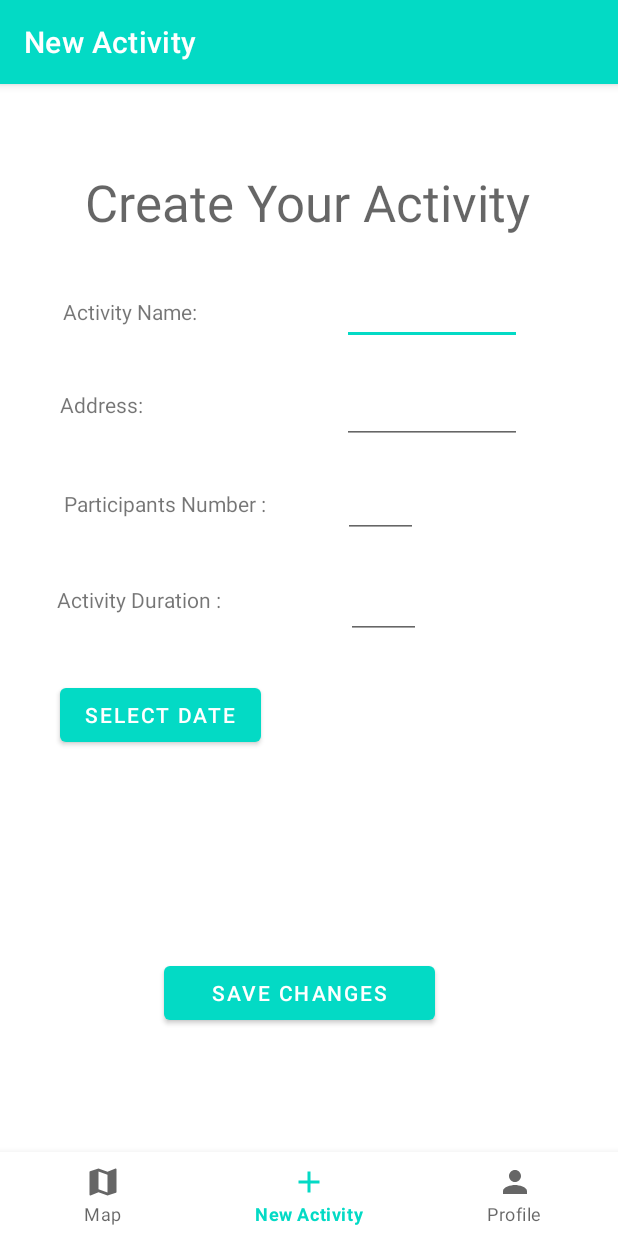
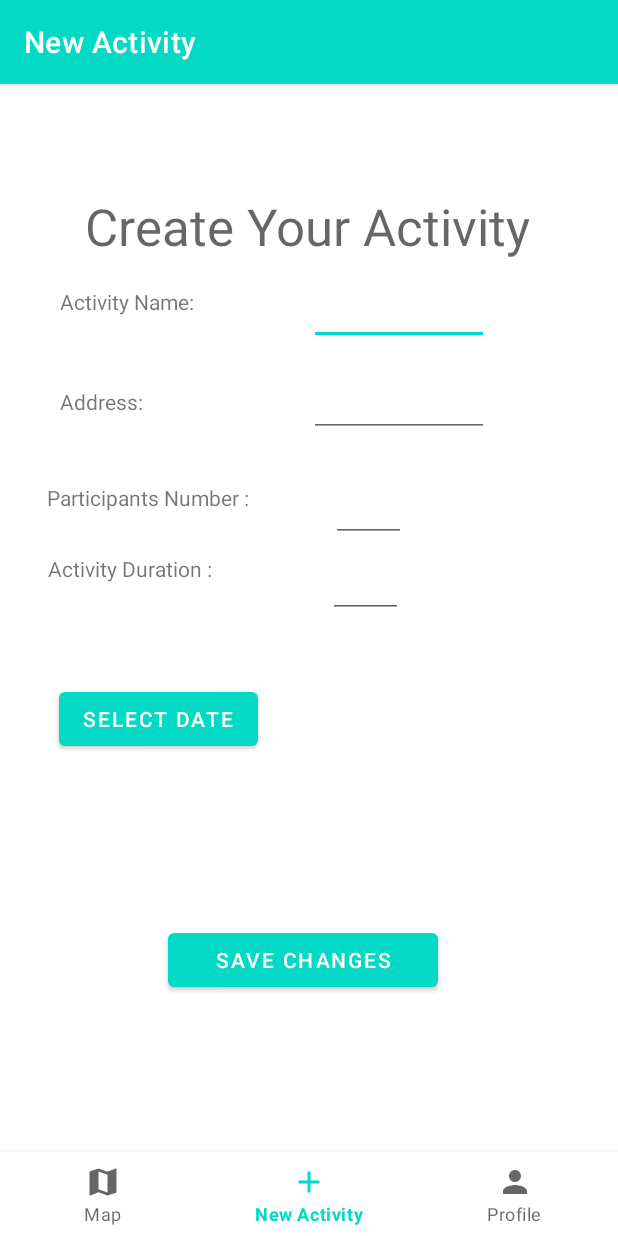
Before and after one commit to jf-moura/VOW-AndroidApp, an Android app: the screen it shows after launch (MainPage), on a phone screen of 412 x 824 dp. Run offline under Robolectric (Android 15) with nearby library versions, the phone set to English and light mode, and no system bars; our stand-ins replace navigation-ui.

Commit message:
added date/time and timezone

```diff
--- a/app/src/main/java/pt/vow/ui/newActivity/NewActivityFragment.java
+++ b/app/src/main/java/pt/vow/ui/newActivity/NewActivityFragment.java
@@ -13,6 +13,7 @@ import android.widget.Button;
 import android.widget.DatePicker;
 import android.widget.EditText;
 import android.widget.TimePicker;
+import android.widget.Toast;
 
 import androidx.annotation.NonNull;
 import androidx.annotation.Nullable;
@@ -22,6 +23,8 @@ import androidx.lifecycle.Observer;
 import androidx.lifecycle.ViewModelProvider;
 
 import java.util.Calendar;
+import java.util.Locale;
+import java.util.TimeZone;
 
 import pt.vow.R;
 import pt.vow.databinding.FragmentNewActivityBinding;
@@ -33,6 +36,7 @@ public class NewActivityFragment extends Fragment implements AdapterView.OnItemS
     private EditText editTextName, editTextAddress, editTextPartNum, editTextDuration;
     private String date;
     private String username, tokenID;
+    private String timeZone;
 
     private NewActivityViewModel newActivityFragment;
     private FragmentNewActivityBinding binding;
@@ -54,8 +58,15 @@ public class NewActivityFragment extends Fragment implements AdapterView.OnItemS
         editTextPartNum = root.findViewById(R.id.editTextParticipantNum);
         editTextDuration = root.findViewById(R.id.editTextDuration);
 
-        //date = new String().concat(String.valueOf(datePickerDateBirth.getDayOfMonth())).concat("/")
-                //.concat(String.valueOf(datePickerDateBirth.getMonth() + 1)).concat("/").concat(String.valueOf(datePickerDateBirth.getYear()));
+        Calendar currentDate = Calendar.getInstance();
+        timeZone = TimeZone.getTimeZone("GMT").getDisplayName(false, TimeZone.SHORT);
+
+        String curdate = new String().concat(String.valueOf(currentDate.get(Calendar.DAY_OF_MONTH))).concat("/")
+                .concat(String.valueOf(currentDate.get(Calendar.MONTH) + 1)).concat("/").concat(String.valueOf(currentDate.get(Calendar.YEAR))).concat(" ")
+                .concat(String.valueOf(currentDate.get(Calendar.HOUR_OF_DAY))).concat(":").concat(String.valueOf(currentDate.get(Calendar.MINUTE)))
+                .concat(" ").concat(timeZone);
+
+        Toast.makeText(getActivity().getApplicationContext(), curdate, Toast.LENGTH_LONG).show();
 
         final Button confirmButton = root.findViewById(R.id.bttnSaveChanges);
 
@@ -150,22 +161,26 @@ public class NewActivityFragment extends Fragment implements AdapterView.OnItemS
     }
 
     private void showDatePickerDialog() {
-        Calendar date;
-        final Calendar currentDate = Calendar.getInstance();
-        date = Calendar.getInstance();
+        Calendar cal = Calendar.getInstance();
         new DatePickerDialog(getActivity(), new DatePickerDialog.OnDateSetListener() {
             @Override
             public void onDateSet(DatePicker view, int year, int monthOfYear, int dayOfMonth) {
-                date.set(year, monthOfYear, dayOfMonth);
+                cal.set(year, monthOfYear, dayOfMonth);
                 new TimePickerDialog(getActivity(), new TimePickerDialog.OnTimeSetListener() {
                     @Override
                     public void onTimeSet(TimePicker view, int hourOfDay, int minute) {
-                        date.set(Calendar.HOUR_OF_DAY, hourOfDay);
-                        date.set(Calendar.MINUTE, minute);
+                        cal.set(Calendar.HOUR_OF_DAY, hourOfDay);
+                        cal.set(Calendar.MINUTE, minute);
+
+                        // TODO: timezone
+                        //timeZone = TimeZone.getTimeZone("GMT").getDisplayName(false, TimeZone.SHORT);
+                        date = new String().concat(String.valueOf(dayOfMonth)).concat("/")
+                                .concat(String.valueOf(monthOfYear + 1)).concat("/").concat(String.valueOf(year)).concat(" ").concat(String.valueOf(hourOfDay))
+                                        .concat(":").concat(String.valueOf(minute)).concat(" ").concat(timeZone);
+                        Toast.makeText(getActivity().getApplicationContext(), date, Toast.LENGTH_LONG).show();
                     }
-                }, currentDate.get(Calendar.HOUR_OF_DAY), currentDate.get(Calendar.MINUTE), false).show();
-            }
-        }, currentDate.get(Calendar.YEAR), currentDate.get(Calendar.MONTH), currentDate.get(Calendar.DATE)).show();
+                }, cal.get(Calendar.HOUR_OF_DAY), cal.get(Calendar.MINUTE), false).show();}
+        }, cal.get(Calendar.YEAR), cal.get(Calendar.MONTH), cal.get(Calendar.DATE)).show();
     }
 
     private void registerActivitySuccess(RegisteredActivityView model) {
--- a/app/src/main/res/layout/fragment_new_activity.xml
+++ b/app/src/main/res/layout/fragment_new_activity.xml
@@ -1,5 +1,5 @@
 <?xml version="1.0" encoding="utf-8"?>
-<RelativeLayout xmlns:android="http://schemas.android.com/apk/res/android"
+<androidx.constraintlayout.widget.ConstraintLayout xmlns:android="http://schemas.android.com/apk/res/android"
 xmlns:app="http://schemas.android.com/apk/res-auto"
 xmlns:tools="http://schemas.android.com/tools"
 android:layout_width="match_parent"
@@ -12,16 +12,16 @@ tools:context=".ui.newActivity.NewActivityFragment">
         android:layout_height="50dp"
         android:layout_above="@+id/textViewAddress"
         android:layout_alignParentEnd="true"
-    android:layout_marginEnd="230dp"
-    android:layout_marginBottom="12dp"
+        android:layout_marginEnd="232dp"
+        android:layout_marginBottom="154dp"
         android:inputType="textPersonName"
         android:text="Activity Name: "
         app:layout_constraintBottom_toBottomOf="parent"
         app:layout_constraintEnd_toEndOf="parent"
-    app:layout_constraintHorizontal_bias="0.166"
+        app:layout_constraintHorizontal_bias="1.0"
         app:layout_constraintStart_toStartOf="parent"
         app:layout_constraintTop_toTopOf="parent"
-    app:layout_constraintVertical_bias="0.153" />
+        app:layout_constraintVertical_bias="0.176" />
 
     <TextView
         android:id="@+id/textViewAddress"
@@ -35,10 +35,10 @@ tools:context=".ui.newActivity.NewActivityFragment">
         android:text="Address: "
         app:layout_constraintBottom_toBottomOf="parent"
         app:layout_constraintEnd_toEndOf="parent"
-    app:layout_constraintHorizontal_bias="0.166"
+        app:layout_constraintHorizontal_bias="1.0"
         app:layout_constraintStart_toStartOf="parent"
         app:layout_constraintTop_toTopOf="parent"
-    app:layout_constraintVertical_bias="0.232" />
+        app:layout_constraintVertical_bias="0.248" />
 
     <TextView
         android:id="@+id/textViewParticipantNum"
@@ -46,16 +46,16 @@ tools:context=".ui.newActivity.NewActivityFragment">
         android:layout_height="50dp"
         android:layout_above="@+id/textViewDuration"
         android:layout_alignParentEnd="true"
-    android:layout_marginEnd="229dp"
+        android:layout_marginEnd="235dp"
         android:layout_marginBottom="14dp"
         android:inputType="textPersonName"
         android:text="Participants Number :"
         app:layout_constraintBottom_toBottomOf="parent"
         app:layout_constraintEnd_toEndOf="parent"
-    app:layout_constraintHorizontal_bias="0.166"
+        app:layout_constraintHorizontal_bias="0.861"
         app:layout_constraintStart_toStartOf="parent"
         app:layout_constraintTop_toTopOf="parent"
-    app:layout_constraintVertical_bias="0.348" />
+        app:layout_constraintVertical_bias="0.355" />
 
     <TextView
         android:id="@+id/textViewDuration"
@@ -64,15 +64,15 @@ tools:context=".ui.newActivity.NewActivityFragment">
         android:layout_alignParentEnd="true"
         android:layout_alignParentBottom="true"
         android:layout_marginEnd="234dp"
-    android:layout_marginBottom="328dp"
+        android:layout_marginBottom="209dp"
         android:inputType="textPersonName"
         android:text="Activity Duration :"
         app:layout_constraintBottom_toBottomOf="parent"
         app:layout_constraintEnd_toEndOf="parent"
-    app:layout_constraintHorizontal_bias="0.166"
+        app:layout_constraintHorizontal_bias="0.837"
         app:layout_constraintStart_toStartOf="parent"
         app:layout_constraintTop_toTopOf="parent"
-    app:layout_constraintVertical_bias="0.461" />
+        app:layout_constraintVertical_bias="0.648" />
 
     <EditText
         android:id="@+id/editTextNameAct"
@@ -80,15 +80,15 @@ tools:context=".ui.newActivity.NewActivityFragment">
         android:layout_height="50dp"
         android:layout_alignParentEnd="true"
         android:layout_alignParentBottom="true"
-    android:layout_marginEnd="64dp"
-    android:layout_marginBottom="538dp"
+        android:layout_marginEnd="86dp"
+        android:layout_marginBottom="403dp"
         android:inputType="textPersonName"
         app:layout_constraintBottom_toBottomOf="parent"
         app:layout_constraintEnd_toEndOf="parent"
-    app:layout_constraintHorizontal_bias="0.777"
+        app:layout_constraintHorizontal_bias="1.0"
         app:layout_constraintStart_toStartOf="parent"
         app:layout_constraintTop_toTopOf="parent"
-    app:layout_constraintVertical_bias="0.153" />
+        app:layout_constraintVertical_bias="0.334" />
 
     <EditText
         android:id="@+id/editTextAddress"
@@ -96,15 +96,15 @@ tools:context=".ui.newActivity.NewActivityFragment">
         android:layout_height="50dp"
         android:layout_alignParentEnd="true"
         android:layout_alignParentBottom="true"
-    android:layout_marginEnd="64dp"
-    android:layout_marginBottom="472dp"
+        android:layout_marginEnd="86dp"
+        android:layout_marginBottom="336dp"
         android:inputType="textPostalAddress"
         app:layout_constraintBottom_toBottomOf="parent"
         app:layout_constraintEnd_toEndOf="parent"
-    app:layout_constraintHorizontal_bias="0.776"
+        app:layout_constraintHorizontal_bias="1.0"
         app:layout_constraintStart_toStartOf="parent"
         app:layout_constraintTop_toTopOf="parent"
-    app:layout_constraintVertical_bias="0.261" />
+        app:layout_constraintVertical_bias="0.478" />
 
     <EditText
         android:id="@+id/editTextParticipantNum"
@@ -112,15 +112,14 @@ tools:context=".ui.newActivity.NewActivityFragment">
         android:layout_height="50dp"
         android:layout_alignParentEnd="true"
         android:layout_alignParentBottom="true"
-    android:layout_marginEnd="131dp"
-    android:layout_marginBottom="342dp"
+        android:layout_marginEnd="141dp"
+        android:layout_marginBottom="207dp"
         android:inputType="text|number"
         app:layout_constraintBottom_toBottomOf="parent"
         app:layout_constraintEnd_toEndOf="parent"
-    app:layout_constraintHorizontal_bias="0.775"
+        app:layout_constraintHorizontal_bias="1.0"
         app:layout_constraintStart_toStartOf="parent"
-    app:layout_constraintTop_toTopOf="parent"
-    app:layout_constraintVertical_bias="0.393" />
+        app:layout_constraintTop_toTopOf="parent" />
 
     <EditText
         android:id="@+id/editTextDuration"
@@ -128,15 +127,15 @@ tools:context=".ui.newActivity.NewActivityFragment">
         android:layout_height="50dp"
         android:layout_alignParentEnd="true"
         android:layout_alignParentBottom="true"
-    android:layout_marginEnd="133dp"
-    android:layout_marginBottom="409dp"
+        android:layout_marginEnd="143dp"
+        android:layout_marginBottom="270dp"
         android:inputType="time"
         app:layout_constraintBottom_toBottomOf="parent"
         app:layout_constraintEnd_toEndOf="parent"
-    app:layout_constraintHorizontal_bias="0.775"
+        app:layout_constraintHorizontal_bias="1.0"
         app:layout_constraintStart_toStartOf="parent"
         app:layout_constraintTop_toTopOf="parent"
-    app:layout_constraintVertical_bias="0.446" />
+        app:layout_constraintVertical_bias="0.744" />
 
     <Button
         android:id="@+id/bttnSaveChanges"
@@ -145,9 +144,9 @@ tools:context=".ui.newActivity.NewActivityFragment">
         android:layout_alignParentStart="true"
         android:layout_alignParentEnd="true"
         android:layout_alignParentBottom="true"
-    android:layout_marginStart="109dp"
-    android:layout_marginEnd="122dp"
-    android:layout_marginBottom="82dp"
+        android:layout_marginStart="111dp"
+        android:layout_marginEnd="119dp"
+        android:layout_marginBottom="44dp"
         android:text="Save changes"
         app:layout_constraintBottom_toBottomOf="parent"
         app:layout_constraintEnd_toEndOf="parent"
@@ -164,15 +163,14 @@ tools:context=".ui.newActivity.NewActivityFragment">
         android:layout_alignParentBottom="true"
 
 
+        android:layout_marginTop="16dp"
         android:layout_marginEnd="56dp"
-    android:layout_marginBottom="610dp"
         android:text="Create Your Activity"
         android:textAppearance="@style/TextAppearance.AppCompat.Display1"
         app:layout_constraintEnd_toEndOf="parent"
-    app:layout_constraintHorizontal_bias="0.439"
+        app:layout_constraintHorizontal_bias="1.0"
         app:layout_constraintStart_toStartOf="parent"
-    app:layout_constraintTop_toTopOf="parent"
-    app:layout_constraintVertical_bias="0.01" />
+        app:layout_constraintTop_toTopOf="parent" />
 
     <Button
         android:id="@+id/bttnDate"
@@ -181,14 +179,15 @@ tools:context=".ui.newActivity.NewActivityFragment">
         android:layout_alignParentStart="true"
         android:layout_alignParentEnd="true"
         android:layout_alignParentBottom="true"
-    android:layout_marginStart="40dp"
-    android:layout_marginEnd="238dp"
-    android:layout_marginBottom="267dp"
+        android:layout_marginStart="38dp"
+        android:layout_marginEnd="240dp"
+        android:layout_marginBottom="146dp"
         android:text="Select Date"
         app:layout_constraintBottom_toBottomOf="parent"
         app:layout_constraintEnd_toEndOf="parent"
+        app:layout_constraintHorizontal_bias="1.0"
         app:layout_constraintStart_toStartOf="parent"
         app:layout_constraintTop_toTopOf="parent"
-    app:layout_constraintVertical_bias="0.66" />
+        app:layout_constraintVertical_bias="0.743" />
 
-</RelativeLayout>
+</androidx.constraintlayout.widget.ConstraintLayout>
```
Lines whose indentation alone changed are shown as unchanged.
